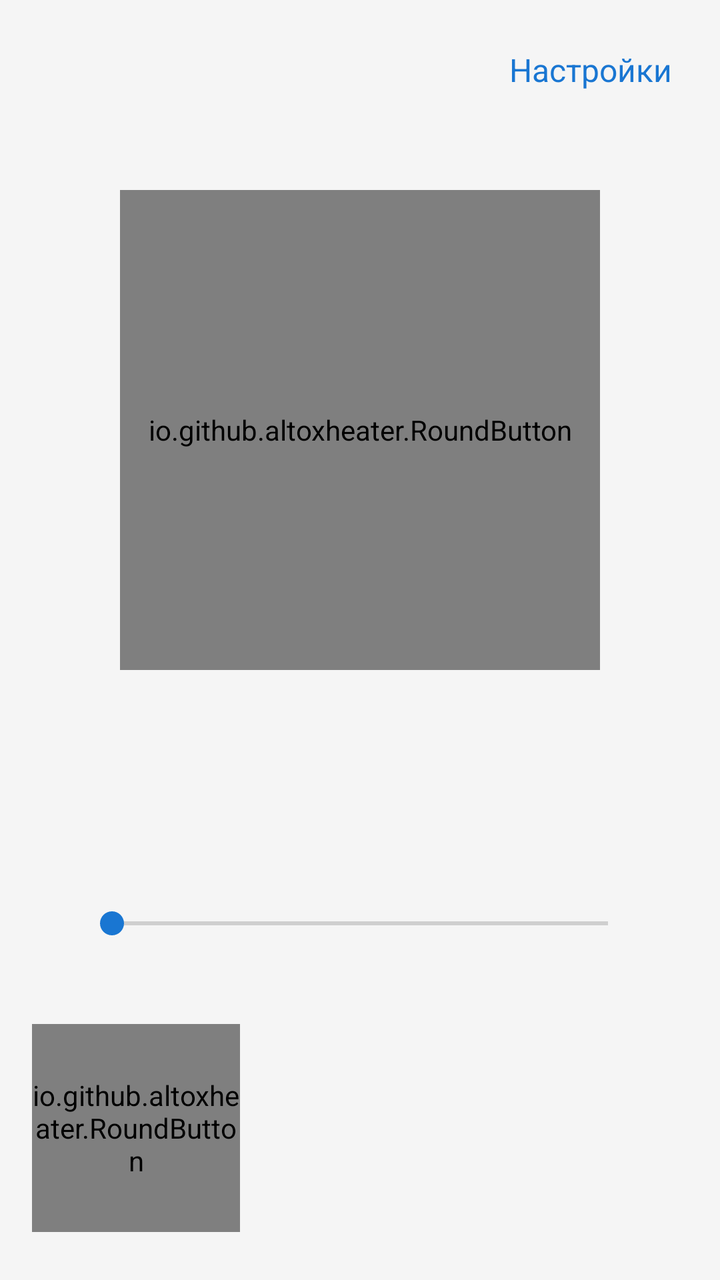
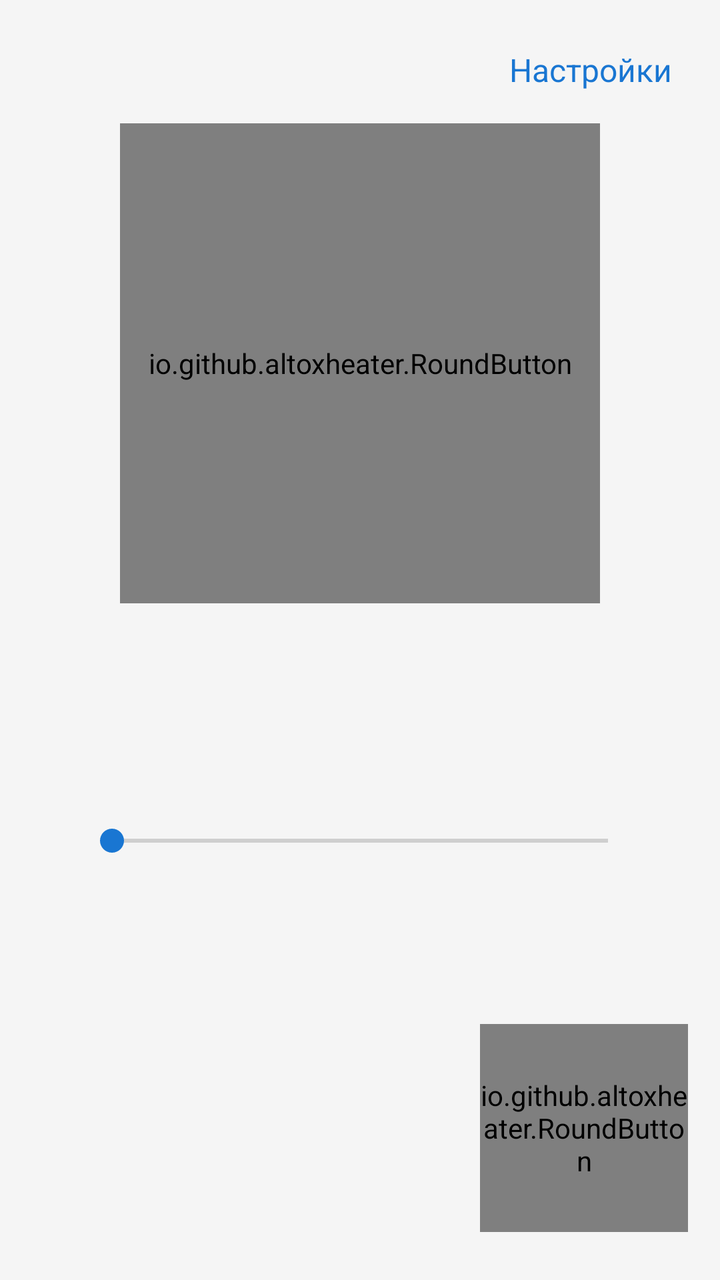

Screens rendered from an Android XML layout before and after an edit, with the pre-edit source and the edit as a unified diff.
<!-- AndroidManifest.xml: application theme AppTheme -->
<!-- res/layout/activity_main.xml -->
<?xml version="1.0" encoding="utf-8"?>
<LinearLayout xmlns:android="http://schemas.android.com/apk/res/android"
    android:layout_width="match_parent"
    android:layout_height="match_parent"
    android:fitsSystemWindows="true"
    android:gravity="center_horizontal"
    android:orientation="vertical"
    android:padding="16dp">

    <TextView
        android:id="@+id/settings"
        android:layout_width="wrap_content"
        android:layout_height="wrap_content"
        android:layout_gravity="end"
        android:background="?android:attr/selectableItemBackground"
        android:padding="8dp"
        android:text="@string/settings"
        android:textColor="@color/accent"
        android:textSize="16sp" />

    <Space
        android:layout_width="0dp"
        android:layout_height="0dp"
        android:layout_weight="1" />

    <io.github.altoxheater.RoundButton
        android:id="@+id/power"
        android:layout_width="240dp"
        android:layout_height="240dp" />

    <TextView
        android:id="@+id/caption"
        android:layout_width="wrap_content"
        android:layout_height="wrap_content"
        android:layout_marginTop="20dp"
        android:textColor="@color/text"
        android:textSize="20sp" />

    <TextView
        android:id="@+id/message"
        android:layout_width="wrap_content"
        android:layout_height="wrap_content"
        android:layout_marginTop="6dp"
        android:gravity="center"
        android:textColor="@color/error"
        android:textSize="15sp" />

    <TextView
        android:id="@+id/minutesLabel"
        android:layout_width="wrap_content"
        android:layout_height="wrap_content"
        android:layout_marginTop="20dp"
        android:textColor="@color/text_secondary"
        android:textSize="15sp" />

    <SeekBar
        android:id="@+id/minutes"
        android:layout_width="280dp"
        android:layout_height="wrap_content"
        android:layout_marginTop="4dp" />

    <Space
        android:layout_width="0dp"
        android:layout_height="0dp"
        android:layout_weight="1" />

    <LinearLayout
        android:layout_width="match_parent"
        android:layout_height="wrap_content"
        android:layout_marginBottom="8dp"
        android:gravity="center_vertical"
        android:orientation="horizontal">

        <io.github.altoxheater.RoundButton
            android:id="@+id/status"
            android:layout_width="104dp"
            android:layout_height="104dp" />

        <TextView
            android:id="@+id/statusInfo"
            android:layout_width="0dp"
            android:layout_height="wrap_content"
            android:layout_marginStart="16dp"
            android:layout_weight="1"
            android:lineSpacingExtra="3dp"
            android:textColor="@color/text"
            android:textSize="15sp" />
    </LinearLayout>
</LinearLayout>
<!-- resources referenced by this layout -->
<resources>
  <color name="accent">#1976D2</color>
  <color name="error">#C62828</color>
  <color name="text">#212121</color>
  <color name="text_secondary">#757575</color>
  <string name="settings">Настройки</string>
  <style name="AppTheme" parent="android:Theme.Material.Light.NoActionBar">
          <item name="android:colorPrimary">@color/accent</item>
          <item name="android:colorAccent">@color/accent</item>
          <item name="android:windowBackground">@color/background</item>
          <item name="android:statusBarColor">@color/background</item>
          <item name="android:navigationBarColor">@color/background</item>
          <item name="android:windowLightStatusBar">true</item>
      </style>
  <color name="background">#F5F5F5</color>
</resources>

<!-- the commit's change to res/layout/activity_main.xml (unified diff, before → after) -->
@@ -18,21 +18,17 @@
         android:textColor="@color/accent"
         android:textSize="16sp" />
 
-    <Space
-        android:layout_width="0dp"
-        android:layout_height="0dp"
-        android:layout_weight="1" />
-
     <io.github.altoxheater.RoundButton
         android:id="@+id/power"
         android:layout_width="240dp"
-        android:layout_height="240dp" />
+        android:layout_height="240dp"
+        android:layout_marginTop="8dp" />
 
     <TextView
         android:id="@+id/caption"
         android:layout_width="wrap_content"
         android:layout_height="wrap_content"
-        android:layout_marginTop="20dp"
+        android:layout_marginTop="16dp"
         android:textColor="@color/text"
         android:textSize="20sp" />
 
@@ -49,7 +45,7 @@
         android:id="@+id/minutesLabel"
         android:layout_width="wrap_content"
         android:layout_height="wrap_content"
-        android:layout_marginTop="20dp"
+        android:layout_marginTop="16dp"
         android:textColor="@color/text_secondary"
         android:textSize="15sp" />
 
@@ -71,19 +67,47 @@
         android:gravity="center_vertical"
         android:orientation="horizontal">
 
+        <LinearLayout
+            android:id="@+id/statusBlock"
+            android:layout_width="0dp"
+            android:layout_height="wrap_content"
+            android:layout_weight="1"
+            android:orientation="vertical">
+
+            <LinearLayout
+                android:layout_width="wrap_content"
+                android:layout_height="wrap_content"
+                android:gravity="center_vertical"
+                android:orientation="horizontal">
+
+                <ImageView
+                    android:id="@+id/flame"
+                    android:layout_width="44dp"
+                    android:layout_height="44dp"
+                    android:layout_marginEnd="12dp" />
+
+                <TextView
+                    android:id="@+id/statusInfo"
+                    android:layout_width="wrap_content"
+                    android:layout_height="wrap_content"
+                    android:lineSpacingExtra="3dp"
+                    android:textColor="@color/text"
+                    android:textSize="16sp" />
+            </LinearLayout>
+
+            <TextView
+                android:id="@+id/statusTime"
+                android:layout_width="wrap_content"
+                android:layout_height="wrap_content"
+                android:layout_marginTop="8dp"
+                android:textColor="@color/text_secondary"
+                android:textSize="13sp" />
+        </LinearLayout>
+
         <io.github.altoxheater.RoundButton
             android:id="@+id/status"
             android:layout_width="104dp"
-            android:layout_height="104dp" />
-
-        <TextView
-            android:id="@+id/statusInfo"
-            android:layout_width="0dp"
-            android:layout_height="wrap_content"
-            android:layout_marginStart="16dp"
-            android:layout_weight="1"
-            android:lineSpacingExtra="3dp"
-            android:textColor="@color/text"
-            android:textSize="15sp" />
+            android:layout_height="104dp"
+            android:layout_marginStart="12dp" />
     </LinearLayout>
 </LinearLayout>
